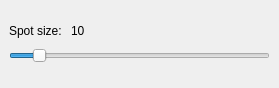
Above: analyser/plot_window/ui_files/beeswarm_plot_controls.ui from kushalkolar/MESmerize before the change. Below: the same form after it.
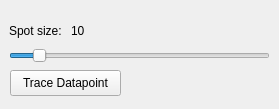
That is the form after the change.

```diff
--- a/analyser/plot_window/ui_files/beeswarm_plot_controls.ui
+++ b/analyser/plot_window/ui_files/beeswarm_plot_controls.ui
@@ -7,7 +7,7 @@
     <x>0</x>
     <y>0</y>
     <width>279</width>
-    <height>88</height>
+    <height>109</height>
    </rect>
   </property>
   <property name="windowTitle">
@@ -71,6 +71,19 @@
     </item>
    </layout>
   </widget>
+  <widget class="QPushButton" name="btnTraceDatapoint">
+   <property name="geometry">
+    <rect>
+     <x>10</x>
+     <y>70</y>
+     <width>111</width>
+     <height>26</height>
+    </rect>
+   </property>
+   <property name="text">
+    <string>Trace Datapoint</string>
+   </property>
+  </widget>
  </widget>
  <resources/>
  <connections>
```
